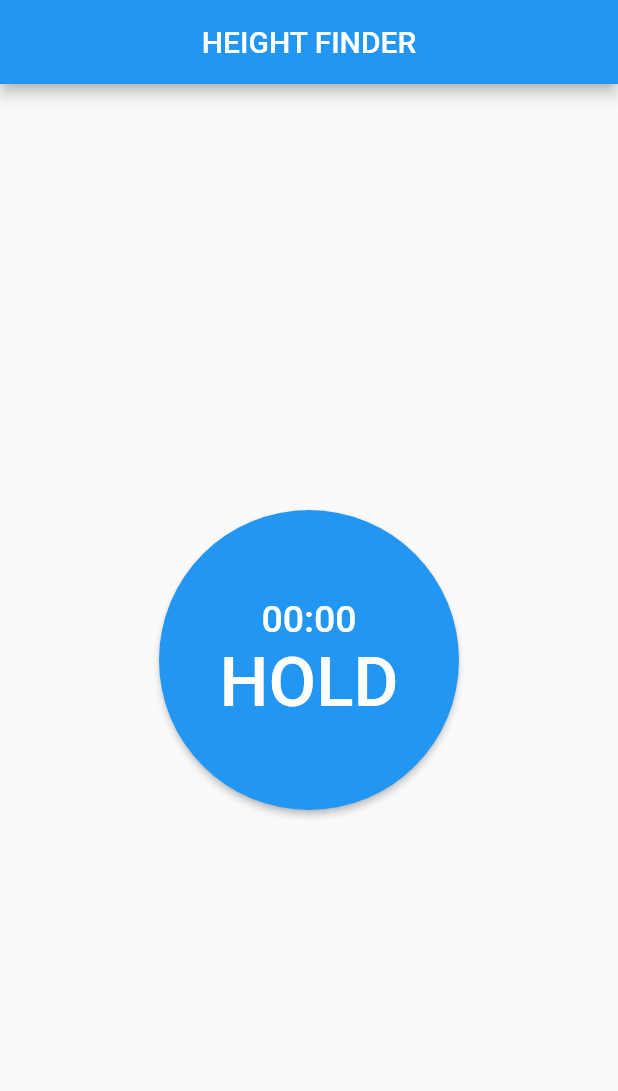
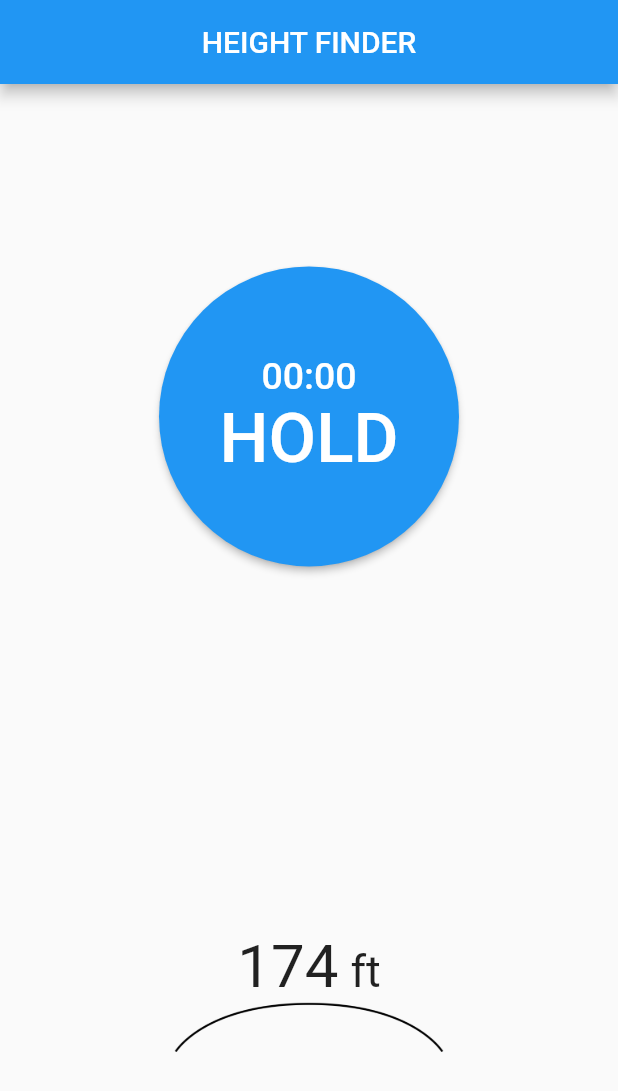
Before and after one commit to JaredTeter/height_finder, a Flutter app: the screen it shows after launch, on a phone screen of 412 x 824 dp. Shown: the top 1091 px of the screen. Run offline on Flutter 3.47's test engine with Material 2 defaults, Android fonts, the phone set to English and light mode, and no system bars.

Commit message:
added feet to home widget

```diff
--- a/lib/home.dart
+++ b/lib/home.dart
@@ -20,6 +20,35 @@ class _HomeState extends State<Home> {
           mainAxisAlignment: MainAxisAlignment.spaceAround,
           children: [
             timeButton(),
+            Column(
+              children: [
+                Row(
+                  mainAxisAlignment: MainAxisAlignment.center,
+                  crossAxisAlignment: CrossAxisAlignment.end,
+                  children: const [
+                    Text(
+                      "174",
+                      style: TextStyle(
+                        fontSize: 40.0,
+                      ),
+                    ),
+                    Padding(
+                      padding: EdgeInsets.fromLTRB(8.0, 0, 0, 3.0),
+                      child: Text(
+                        "ft",
+                        style: TextStyle(
+                          fontSize: 30.0,
+                        ),
+                      ),
+                    ),
+                  ],
+                ),
+                const Image(
+                  image: AssetImage('assets/curved_underline.png'),
+                  width: 180.0,
+                ),
+              ],
+            ),
           ],
         ),
       ),
--- a/pubspec.yaml
+++ b/pubspec.yaml
@@ -60,8 +60,8 @@ flutter:
   uses-material-design: true
 
   # To add assets to your application, add an assets section, like this:
-  # assets:
-  #   - images/a_dot_burr.jpeg
+  assets:
+     - assets/curved_underline.png
   #   - images/a_dot_ham.jpeg
 
   # An image asset can refer to one or more resolution-specific "variants", see
```
